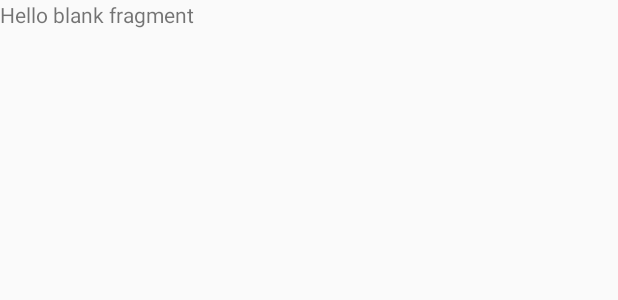
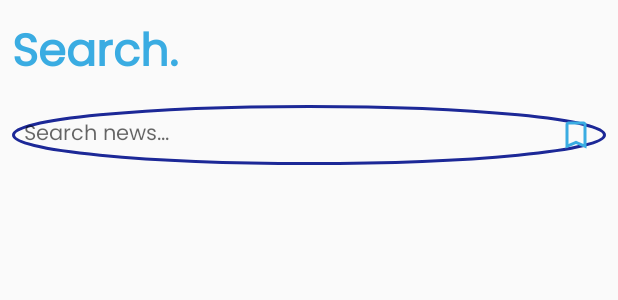
Before and after one commit to VISHNUKG111/DailyScoop, an Android app built with Jetpack Compose: the layout fragment_search.xml on its own in the app's theme, with its tools: preview values and no code run, on a phone screen of 412 x 824 dp. Shown: the top 300 px of the screen. Run offline under Robolectric (Android 15) with nearby library versions, the light colour scheme and no system bars.

Commit message:
Update fragment_search.xml

```diff
--- a/app/src/main/res/layout/fragment_search.xml
+++ b/app/src/main/res/layout/fragment_search.xml
@@ -1,14 +1,79 @@
 <?xml version="1.0" encoding="utf-8"?>
-<FrameLayout xmlns:android="http://schemas.android.com/apk/res/android"
+<androidx.constraintlayout.widget.ConstraintLayout
+    xmlns:android="http://schemas.android.com/apk/res/android"
+    xmlns:app="http://schemas.android.com/apk/res-auto"
     xmlns:tools="http://schemas.android.com/tools"
     android:layout_width="match_parent"
-    android:layout_height="match_parent"
-    tools:context=".ui.fragments.SearchFragment">
+    android:layout_height="match_parent">
 
-    <!-- TODO: Update blank fragment layout -->
     <TextView
+        android:layout_width="wrap_content"
+        android:layout_height="wrap_content"
+        android:text="Search."
+        android:textSize="30sp"
+        android:fontFamily="@font/poppins"
+        android:textColor="@color/primary"
+        android:textStyle="bold"
+        android:layout_marginStart="8dp"
+        android:layout_marginTop="12dp"
+        app:layout_constraintTop_toTopOf="parent"
+        app:layout_constraintStart_toStartOf="parent"/>
+
+    <EditText
+        android:id="@+id/searchEdit"
         android:layout_width="match_parent"
-        android:layout_height="match_parent"
-        android:text="@string/hello_blank_fragment" />
+        android:layout_height="wrap_content"
+        android:hint="Search news..."
+        android:layout_marginTop="70dp"
+        android:layout_marginEnd="8dp"
+        android:layout_marginStart="8dp"
+        android:padding="8dp"
+        android:textSize="14sp"
+        android:fontFamily="@font/poppins"
+        android:drawableTint="@color/primary"
+        android:background="@drawable/search_border"
+        android:drawableEnd="@drawable/bookmark"
+        app:layout_constraintEnd_toEndOf="parent"
+        app:layout_constraintHorizontal_bias="0.5"
+        app:layout_constraintStart_toStartOf="parent"
+        app:layout_constraintTop_toTopOf="parent" />
 
-</FrameLayout>
+    <androidx.recyclerview.widget.RecyclerView
+        android:id="@+id/recyclerSearch"
+        android:layout_width="match_parent"
+        android:layout_height="0dp"
+        android:paddingBottom="50dp"
+        android:clipToPadding="false"
+        android:layout_marginStart="8dp"
+        android:layout_marginEnd="8dp"
+        android:layout_marginTop="12dp"
+        app:layout_constraintBottom_toBottomOf="parent"
+        app:layout_constraintTop_toBottomOf="@+id/searchEdit"
+        tools:layout_editor_absoluteX="0dp" />
+
+    <include
+        android:id="@+id/itemSearchError"
+        layout="@layout/item_error"
+        android:layout_width="match_parent"
+        android:layout_height="wrap_content"
+        android:layout_margin="16dp"
+        android:visibility="invisible"
+        app:layout_constraintBottom_toBottomOf="parent"
+        app:layout_constraintEnd_toEndOf="parent"
+        app:layout_constraintHorizontal_bias="0.5"
+        app:layout_constraintStart_toStartOf="parent"
+        app:layout_constraintTop_toTopOf="parent" />
+
+    <ProgressBar
+        android:id="@+id/paginationProgressBar"
+        style="?attr/progressBarStyle"
+        android:layout_width="wrap_content"
+        android:layout_height="wrap_content"
+        android:visibility="invisible"
+        android:background="@android:color/transparent"
+        app:layout_constraintBottom_toBottomOf="parent"
+        app:layout_constraintEnd_toEndOf="parent"
+        app:layout_constraintHorizontal_bias="0.5"
+        app:layout_constraintStart_toStartOf="parent" />
+
+</androidx.constraintlayout.widget.ConstraintLayout>
```
